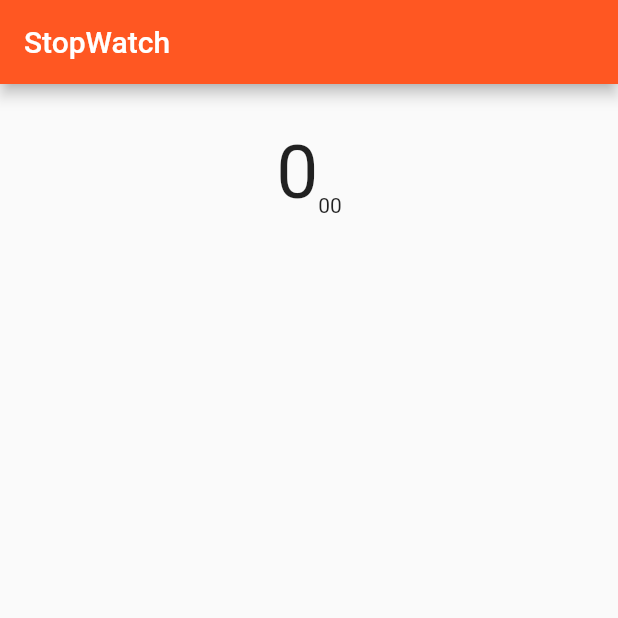
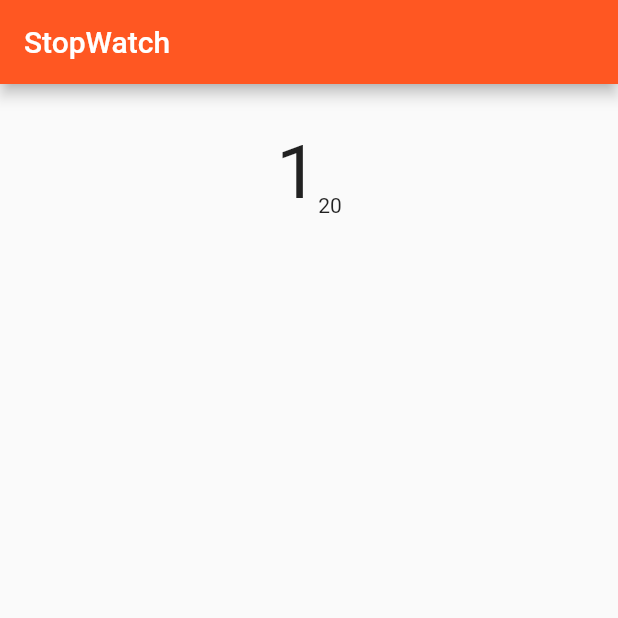
Before and after one commit to progh2/flutter-stopwatch, a Flutter app: the screen it shows after launch, after a tap on the "play arrow" icon, on a phone screen of 412 x 824 dp, the top half of it. Run offline on Flutter 3.47's test engine with Material 2 defaults, Android fonts, the phone set to English and light mode, and no system bars.

Commit message:
#9 시간을 표시하는 영역 UI 수정

```diff
--- a/lib/main.dart
+++ b/lib/main.dart
@@ -71,10 +71,10 @@ class MyApp extends StatelessWidget {
                   crossAxisAlignment: CrossAxisAlignment.end,
                   children: <Widget>[
                     Text( // 초
-                       '0',
+                       '$sec',
                        style: TextStyle(fontSize: 50.0),
                        ),
-                    Text('00'), // 1/100초
+                    Text('$hundredth'), // 1/100초
                   ],
                 ),
                 Container(  // 랩타임을 표시하는 영역
```
